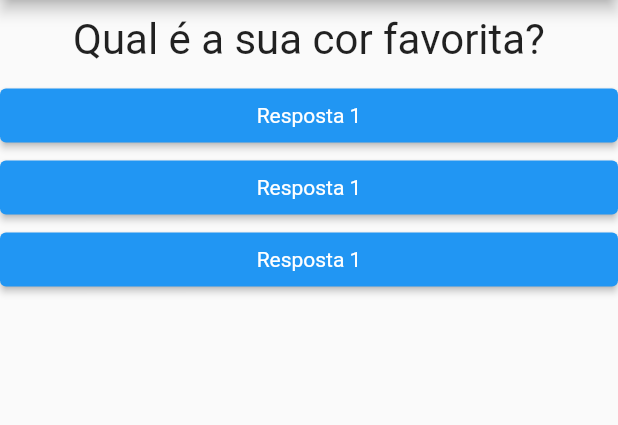
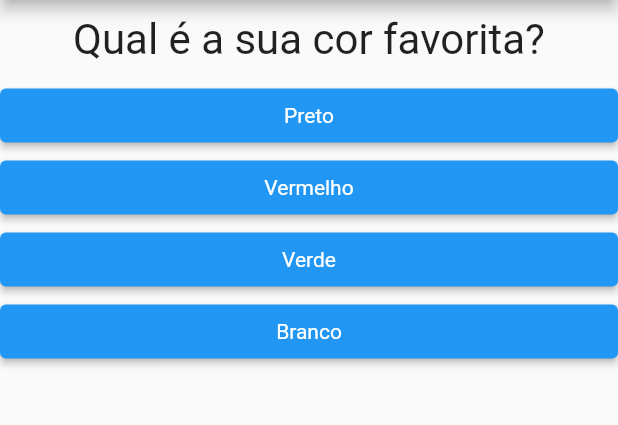
Before and after one commit to GuilhermeDGDEV/projeto_perguntas, a Flutter app: the screen it shows after launch, on a phone screen of 412 x 824 dp, the part 84-509 px from its top. Run offline on Flutter 3.47's test engine with Material 2 defaults, Android fonts, the phone set to English and light mode, and no system bars.

Commit message:
Widget Resposta list with map

```diff
--- a/lib/main.dart
+++ b/lib/main.dart
@@ -15,10 +15,23 @@ class _PerguntaAppState extends State<PerguntaApp> {
 
   @override
   Widget build(BuildContext context) {
-    final List<String> perguntas = [
-      'Qual é a sua cor favorita?',
-      'Qual é o seu animal favorito?',
+    final List<Map<String, Object>> perguntas = [
+      {
+        'texto': 'Qual é a sua cor favorita?',
+        'respostas': ['Preto', 'Vermelho', 'Verde', 'Branco']
+      },
+      {
+        'texto': 'Qual é o seu animal favorito?',
+        'respostas': ['Coelho', 'Cobra', 'Elefante', 'Leão']
+      },
+      {
+        'texto': 'Qual é o seu instrutor favorito?',
+        'respostas': ['Maria', 'João', 'Leo', 'Pedro']
+      }
     ];
+
+    List<String> respostas =
+        perguntas[_perguntaSelecionada].cast()['respostas'];
 
     return MaterialApp(
         home: Scaffold(
@@ -27,10 +40,8 @@ class _PerguntaAppState extends State<PerguntaApp> {
       ),
       body: Column(
         children: [
-          Questao(perguntas[_perguntaSelecionada]),
-          Resposta('Resposta 1', _responder),
-          Resposta('Resposta 2', _responder),
-          Resposta('Resposta 3', _responder)
+          Questao(perguntas[_perguntaSelecionada]['texto'].toString()),
+          ...respostas.map((texto) => Resposta(texto, _responder)).toList(),
         ],
       ),
     ));
--- a/lib/resposta.dart
+++ b/lib/resposta.dart
@@ -11,7 +11,7 @@ class Resposta extends StatelessWidget {
     return Container(
       width: double.infinity,
       child: ElevatedButton(
-        child: const Text('Resposta 1'),
+        child: Text(texto),
         onPressed: onSelect,
         style: ElevatedButton.styleFrom(
             primary: Colors.blue,
```
